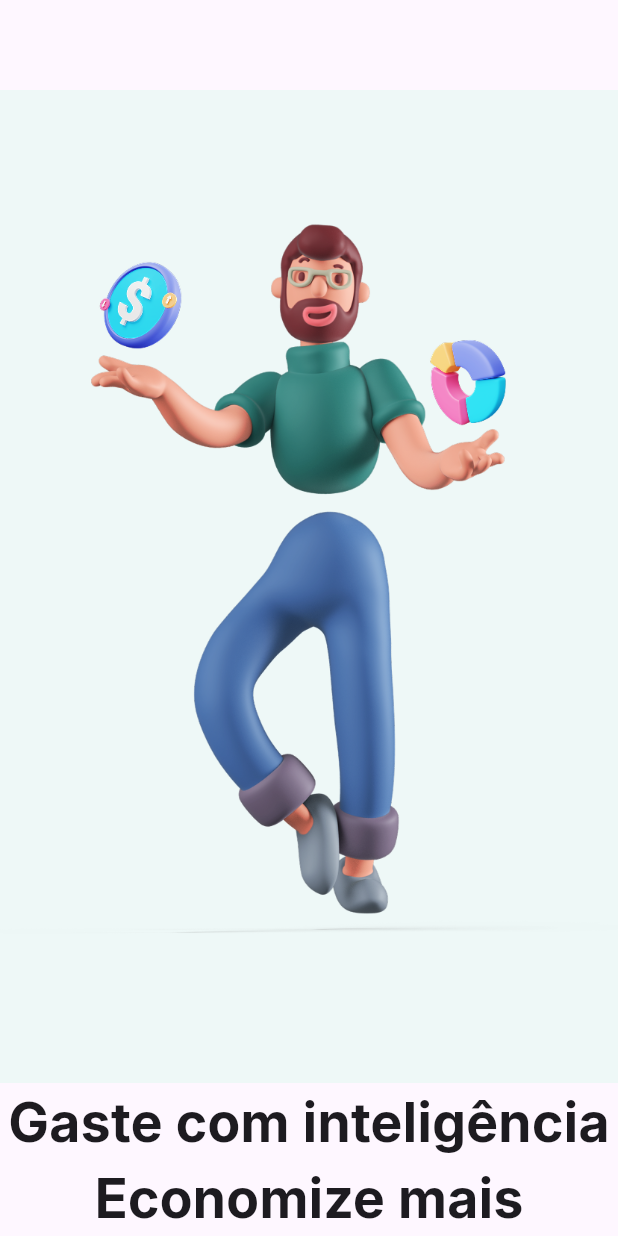
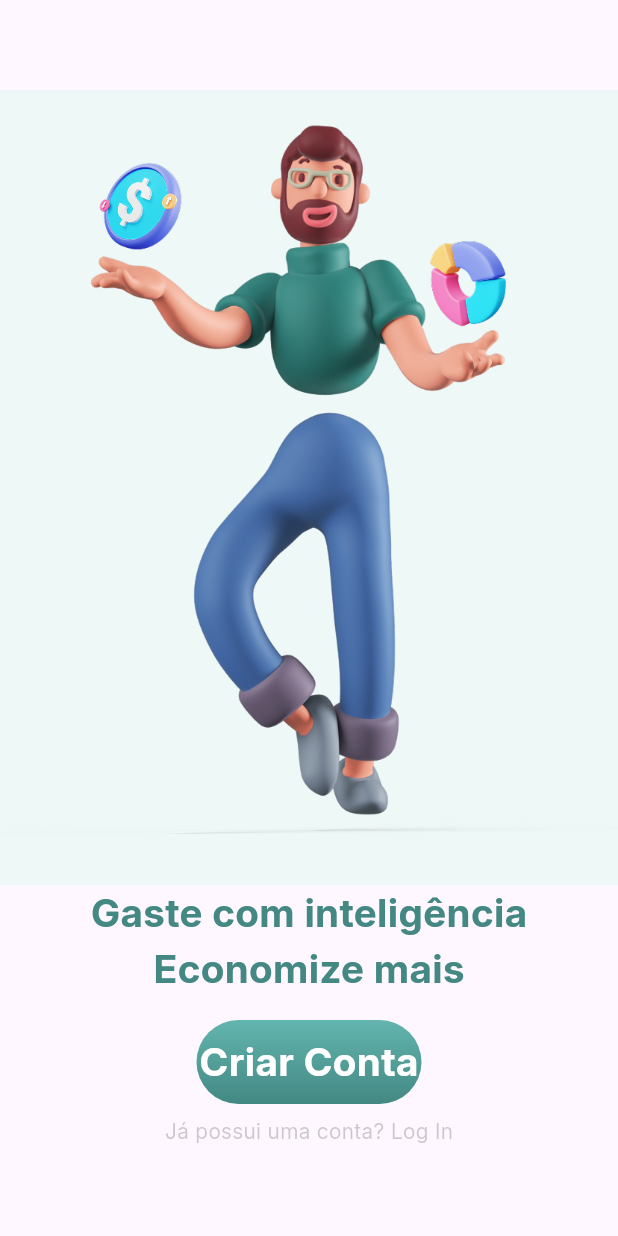
Before and after one commit to gu1fernandes/financy_app, a Flutter app: the screen it shows after launch, on a phone screen of 412 x 824 dp. Run offline on Flutter 3.47's test engine with Material 3 defaults, Android fonts, the phone set to English and light mode, and no system bars.

Commit message:
mais umas mínimas mudanças

```diff
--- a/lib/common/constants/app_colors.dart
+++ b/lib/common/constants/app_colors.dart
@@ -8,4 +8,5 @@ class AppColors {
   static const List<Color> greenGradient = [greenlightOne, greenlightTwo];
   static const white = Color(0xffffffff);
   static const iceWhite = Color(0xffeef8f7);
+  static const greydark = Color(0xff44444444);
 }
--- a/lib/common/constants/app_text_styles.dart
+++ b/lib/common/constants/app_text_styles.dart
@@ -11,7 +11,19 @@ class AppTextStyles {
 
   static const TextStyle mediumText = TextStyle(
     fontFamily: 'Inter',
-    fontSize: 36.0,
+    fontSize: 26.0,
     fontWeight: FontWeight.w600,
   );
+
+  static const TextStyle mediumText18 = TextStyle(
+    fontFamily: 'Inter',
+    fontSize: 18.0,
+    fontWeight: FontWeight.w500,
+  );
+
+  static const TextStyle smallText = TextStyle(
+    fontFamily: 'Inter',
+    fontSize: 14.0,
+    fontWeight: FontWeight.w500,
+  );
 }
--- a/lib/features/onboarding/onboarding_page.dart
+++ b/lib/features/onboarding/onboarding_page.dart
@@ -9,7 +9,8 @@ class OnBoardingPage extends StatelessWidget {
   Widget build(BuildContext context) {
     return SafeArea(
       child: Scaffold(
-        body: Column(
+        body: Align(
+          child: Column(
             children: [
               SizedBox(height: 60.0),
               Expanded(
@@ -19,12 +20,51 @@ class OnBoardingPage extends StatelessWidget {
                   child: Image.asset('assets/images/man.png'),
                 ),
               ),
-            const Text(
+              Text(
                 'Gaste com inteligência',
-              style: AppTextStyles.mediumText,
+                style: AppTextStyles.mediumText.copyWith(
+                  color: AppColors.greenlightTwo,
                 ),
-            const Text('Economize mais', style: AppTextStyles.mediumText),
+              ),
+              Text(
+                'Economize mais',
+                style: AppTextStyles.mediumText.copyWith(
+                  color: AppColors.greenlightTwo,
+                ),
+              ),
+              const SizedBox(height: 16.0),
+              InkWell(
+                onTap: () {},
+                child: Container(
+                  alignment: Alignment.center,
+                  height: 56.0,
+                  width: 150.0,
+                  decoration: const BoxDecoration(
+                    gradient: LinearGradient(
+                      colors: AppColors.greenGradient,
+                      begin: Alignment.topCenter,
+                      end: Alignment.bottomCenter,
+                    ),
+                    borderRadius: BorderRadius.all(Radius.circular(38.0)),
+                  ),
+                  child: Text(
+                    'Criar Conta',
+                    style: AppTextStyles.mediumText.copyWith(
+                      color: AppColors.white,
+                    ),
+                  ),
+                ),
+              ),
+              SizedBox(height: 8.0),
+              Text(
+                'Já possui uma conta? Log In',
+                style: AppTextStyles.smallText.copyWith(
+                  color: AppColors.greydark,
+                ),
+              ),
+              SizedBox(height: 60.0),
             ],
+          ),
         ),
       ),
     );
```
Lines whose indentation alone changed are shown as unchanged.
